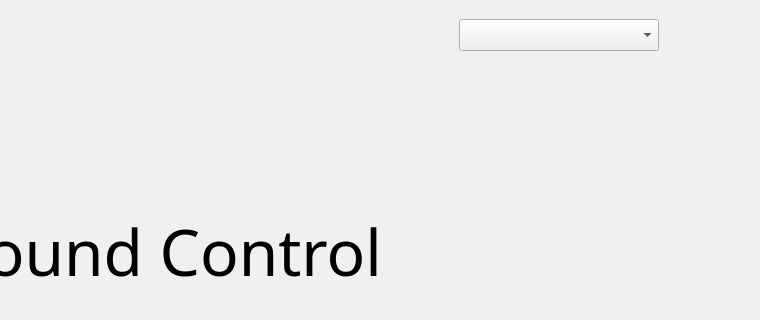
Above: mainwindow.ui from PSP-High-Altitude/GroundStation before the change; both pictures show x 464 to 1224 and y 0 to 320 of the 1224 by 634 pixel window. Below: the same form after it.
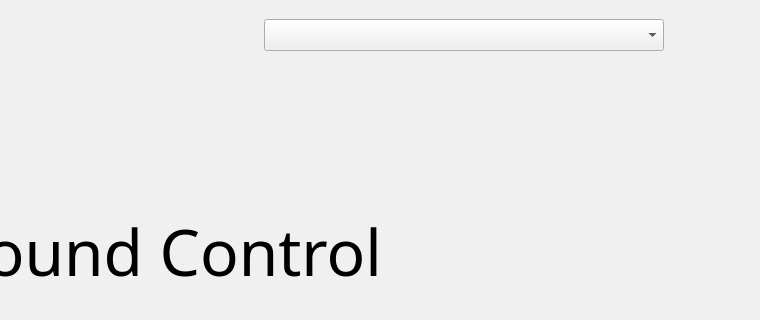
That is the form after the change. Icons and pictures are not drawn.

```diff
--- a/mainwindow.ui
+++ b/mainwindow.ui
@@ -180,61 +180,17 @@
       </item>
       <item>
        <layout class="QGridLayout" name="connection_layout">
-        <item row="2" column="5">
-         <spacer name="horizontalSpacer">
-          <property name="orientation">
-           <enum>Qt::Horizontal</enum>
-          </property>
-          <property name="sizeType">
-           <enum>QSizePolicy::Fixed</enum>
-          </property>
-          <property name="sizeHint" stdset="0">
-           <size>
-            <width>5</width>
-            <height>20</height>
-           </size>
-          </property>
-         </spacer>
-        </item>
-        <item row="2" column="6">
-         <widget class="QLabel" name="label_wireless">
-          <property name="sizePolicy">
-           <sizepolicy hsizetype="Expanding" vsizetype="Expanding">
-            <horstretch>0</horstretch>
-            <verstretch>0</verstretch>
-           </sizepolicy>
-          </property>
-          <property name="maximumSize">
-           <size>
-            <width>30</width>
-            <height>30</height>
-           </size>
-          </property>
-          <property name="text">
-           <string/>
-          </property>
-          <property name="pixmap">
-           <pixmap resource="resources.qrc">:/images/Resources/wireless.png</pixmap>
-          </property>
-          <property name="scaledContents">
-           <bool>true</bool>
-          </property>
-          <property name="alignment">
-           <set>Qt::AlignBottom|Qt::AlignLeading|Qt::AlignLeft</set>
-          </property>
-         </widget>
-        </item>
-        <item row="2" column="1">
+        <item row="1" column="2">
          <widget class="QComboBox" name="combo_connection">
           <property name="minimumSize">
            <size>
-            <width>200</width>
+            <width>400</width>
             <height>0</height>
            </size>
           </property>
           <property name="maximumSize">
            <size>
-            <width>200</width>
+            <width>400</width>
             <height>16777215</height>
            </size>
           </property>
@@ -470,6 +426,88 @@
             <pointsize>13</pointsize>
            </font>
           </property>
+          <property name="minimumContentsLength">
+           <number>0</number>
+          </property>
+         </widget>
+        </item>
+        <item row="1" column="0">
+         <spacer name="horizontalSpacer_5">
+          <property name="orientation">
+           <enum>Qt::Horizontal</enum>
+          </property>
+          <property name="sizeType">
+           <enum>QSizePolicy::Expanding</enum>
+          </property>
+          <property name="sizeHint" stdset="0">
+           <size>
+            <width>40</width>
+            <height>20</height>
+           </size>
+          </property>
+         </spacer>
+        </item>
+        <item row="1" column="7">
+         <spacer name="horizontalSpacer_10">
+          <property name="orientation">
+           <enum>Qt::Horizontal</enum>
+          </property>
+          <property name="sizeType">
+           <enum>QSizePolicy::Fixed</enum>
+          </property>
+          <property name="sizeHint" stdset="0">
+           <size>
+            <width>10</width>
+            <height>20</height>
+           </size>
+          </property>
+         </spacer>
+        </item>
+        <item row="2" column="2">
+         <spacer name="verticalSpacer_7">
+          <property name="orientation">
+           <enum>Qt::Vertical</enum>
+          </property>
+          <property name="sizeType">
+           <enum>QSizePolicy::Expanding</enum>
+          </property>
+          <property name="sizeHint" stdset="0">
+           <size>
+            <width>20</width>
+            <height>40</height>
+           </size>
+          </property>
+         </spacer>
+        </item>
+        <item row="1" column="6">
+         <widget class="QLabel" name="label_wireless">
+          <property name="sizePolicy">
+           <sizepolicy hsizetype="Expanding" vsizetype="Expanding">
+            <horstretch>0</horstretch>
+            <verstretch>0</verstretch>
+           </sizepolicy>
+          </property>
+          <property name="maximumSize">
+           <size>
+            <width>30</width>
+            <height>30</height>
+           </size>
+          </property>
+          <property name="text">
+           <string/>
+          </property>
+          <property name="pixmap">
+           <pixmap resource="resources.qrc">:/images/Resources/wireless.png</pixmap>
+          </property>
+          <property name="scaledContents">
+           <bool>true</bool>
+          </property>
+          <property name="alignment">
+           <set>Qt::AlignBottom|Qt::AlignLeading|Qt::AlignLeft</set>
+          </property>
+          <property name="margin">
+           <number>0</number>
+          </property>
          </widget>
         </item>
         <item row="0" column="2">
@@ -488,23 +526,7 @@
           </property>
          </spacer>
         </item>
-        <item row="3" column="2">
-         <spacer name="verticalSpacer_7">
-          <property name="orientation">
-           <enum>Qt::Vertical</enum>
-          </property>
-          <property name="sizeType">
-           <enum>QSizePolicy::Expanding</enum>
-          </property>
-          <property name="sizeHint" stdset="0">
-           <size>
-            <width>20</width>
-            <height>40</height>
-           </size>
-          </property>
-         </spacer>
-        </item>
-        <item row="2" column="4">
+        <item row="1" column="4">
          <widget class="QLabel" name="label_usb">
           <property name="sizePolicy">
            <sizepolicy hsizetype="Expanding" vsizetype="Expanding">
@@ -532,7 +554,23 @@
           </property>
          </widget>
         </item>
-        <item row="2" column="3">
+        <item row="1" column="5">
+         <spacer name="horizontalSpacer">
+          <property name="orientation">
+           <enum>Qt::Horizontal</enum>
+          </property>
+          <property name="sizeType">
+           <enum>QSizePolicy::Fixed</enum>
+          </property>
+          <property name="sizeHint" stdset="0">
+           <size>
+            <width>5</width>
+            <height>20</height>
+           </size>
+          </property>
+         </spacer>
+        </item>
+        <item row="1" column="3">
          <spacer name="horizontalSpacer_2">
           <property name="orientation">
            <enum>Qt::Horizontal</enum>
@@ -542,23 +580,7 @@
           </property>
           <property name="sizeHint" stdset="0">
            <size>
-            <width>5</width>
-            <height>20</height>
-           </size>
-          </property>
-         </spacer>
-        </item>
-        <item row="2" column="0">
-         <spacer name="horizontalSpacer_5">
-          <property name="orientation">
-           <enum>Qt::Horizontal</enum>
-          </property>
-          <property name="sizeType">
-           <enum>QSizePolicy::Expanding</enum>
-          </property>
-          <property name="sizeHint" stdset="0">
-           <size>
-            <width>40</width>
+            <width>10</width>
             <height>20</height>
            </size>
           </property>
```
Left out of the diff: 3 changed lines with no effect on the pictures.
